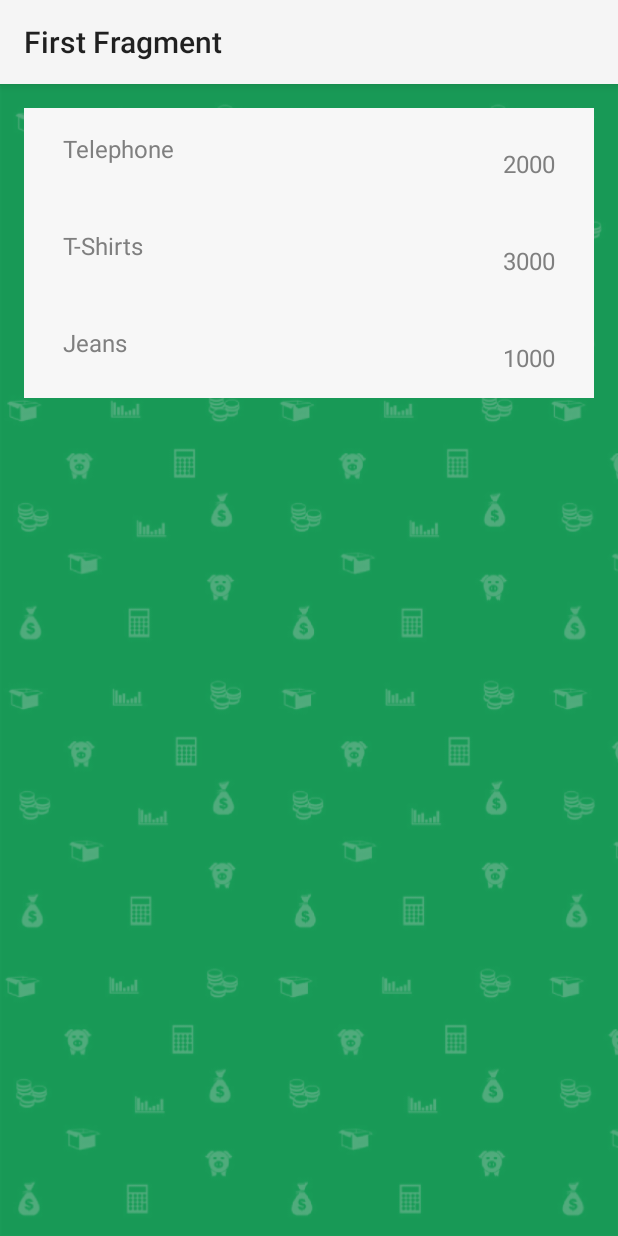
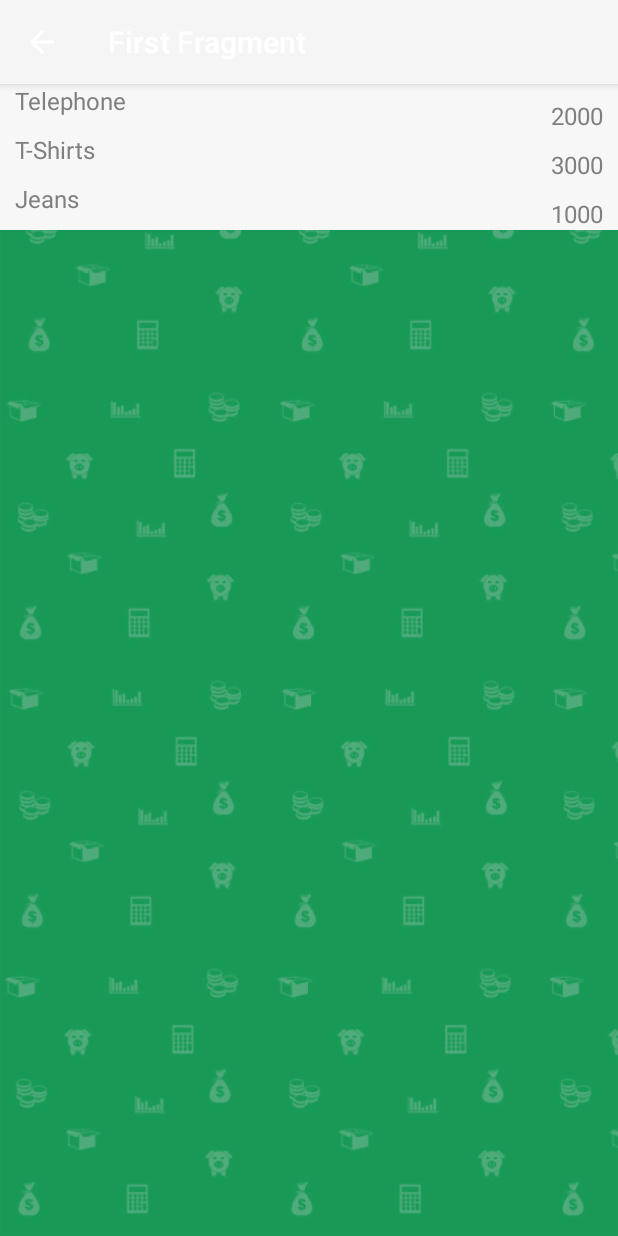
Before and after one commit to romanitalian/LoftBlogMoneyTracker, an Android app: the screen it shows after launch (MainActivity), on a phone screen of 412 x 824 dp. Run offline under Robolectric (Android 15) with nearby library versions, the phone set to English and light mode, and no system bars.

Commit message:
Toolbar was added

```diff
--- a/app/src/main/java/com/loftschool/loftmoneytracker/MainActivity.java
+++ b/app/src/main/java/com/loftschool/loftmoneytracker/MainActivity.java
@@ -1,17 +1,18 @@
 package com.loftschool.loftmoneytracker;
+
 
 import android.os.Bundle;
 import android.support.v7.app.AppCompatActivity;
-import android.view.View;
-import android.widget.Button;
+import android.support.v7.widget.Toolbar;
 
 public class MainActivity extends AppCompatActivity {
-
 
     @Override
     protected void onCreate(Bundle savedInstanceState) {
         super.onCreate(savedInstanceState);
         setContentView(R.layout.activity_main);
+
+        initToolbar();
 
         if (savedInstanceState == null) {
             getSupportFragmentManager().beginTransaction().replace(R.id.frame_container, new Expenses())
@@ -19,4 +20,15 @@ public class MainActivity extends AppCompatActivity {
         }
     }
 
+    private void initToolbar() {
+        final Toolbar toolbar = (Toolbar) findViewById(R.id.toolbar);
+        setSupportActionBar(toolbar);
+        final android.support.v7.app.ActionBar actionBar = getSupportActionBar();
+
+        if (actionBar != null) {
+            actionBar.setDisplayHomeAsUpEnabled(true);
+        }
+
+    }
+
 }
--- a/app/src/main/res/layout/activity_main.xml
+++ b/app/src/main/res/layout/activity_main.xml
@@ -1,20 +1,13 @@
-<FrameLayout
-    android:layout_width="match_parent"
-    android:layout_height="match_parent"
-    android:id="@+id/frame_container"
-    xmlns:android="http://schemas.android.com/apk/res/android" >
 
-    <RelativeLayout xmlns:android="http://schemas.android.com/apk/res/android"
+
+<RelativeLayout xmlns:android="http://schemas.android.com/apk/res/android"
         style="@style/Container.Background">
+        <include layout="@layout/toolbar"/>
 
-        <LinearLayout
-            android:id="@+id/buttons_layout"
-            style="?android:attr/buttonBarStyle"
+        <FrameLayout
             android:layout_width="match_parent"
-            android:layout_height="wrap_content"
-            android:orientation="horizontal">
-
-        </LinearLayout>
-
-    </RelativeLayout>
-</FrameLayout>
+            android:layout_height="match_parent"
+            android:layout_below="@+id/toolbar"
+            android:id="@+id/frame_container"
+            xmlns:android="http://schemas.android.com/apk/res/android" />
+</RelativeLayout>
--- /dev/null
+++ b/app/src/main/res/layout/toolbar.xml
@@ -0,0 +1,12 @@
+<?xml version="1.0" encoding="utf-8"?>
+<android.support.v7.widget.Toolbar
+    xmlns:android="http://schemas.android.com/apk/res/android"
+    xmlns:app="http://schemas.android.com/apk/res-auto"
+    android:id="@+id/toolbar"
+    android:layout_width="match_parent"
+    android:layout_height="wrap_content"
+    android:background="?attr/colorPrimary"
+    android:fitsSystemWindows="true"
+    android:elevation="@dimen/toolbar_elevation"
+    app:theme="@style/ThemeOverlay.AppCompat.Dark.ActionBar"
+    app:popupTheme="@style/ThemeOverlay.AppCompat.Light"/>
--- a/app/src/main/res/values/dimens.xml
+++ b/app/src/main/res/values/dimens.xml
@@ -4,4 +4,6 @@
     <dimen name="activity_vertical_margin">16dp</dimen>
     <dimen name="dividerHeight">0.4dp</dimen>
     <dimen name="medium_size">16sp</dimen>
+
+    <dimen name="toolbar_elevation">4dp</dimen>
 </resources>
--- a/app/src/main/res/values/styles.xml
+++ b/app/src/main/res/values/styles.xml
@@ -1,14 +1,13 @@
 <resources>
 
     <!-- Base application theme. -->
-    <style name="AppTheme" parent="Theme.AppCompat.Light">
+    <style name="AppTheme" parent="Theme.AppCompat.Light.NoActionBar">
         <!-- Customize your theme here. -->
     </style>
 
     <style name="Container">
         <item name="android:layout_width">match_parent</item>
         <item name="android:layout_height">match_parent</item>
-        <item name="android:padding">@dimen/activity_vertical_margin</item>
         <item name="android:gravity">center_horizontal</item>
         <item name="android:orientation">vertical</item>
     </style>
```
Also changed, not shown: app/src/main/java/com/loftschool/loftmoneytracker/FirstFragment.java (deleted, +0 -40 lines), app/src/main/java/com/loftschool/loftmoneytracker/SecondFragment.java (deleted, +0 -40 lines).
